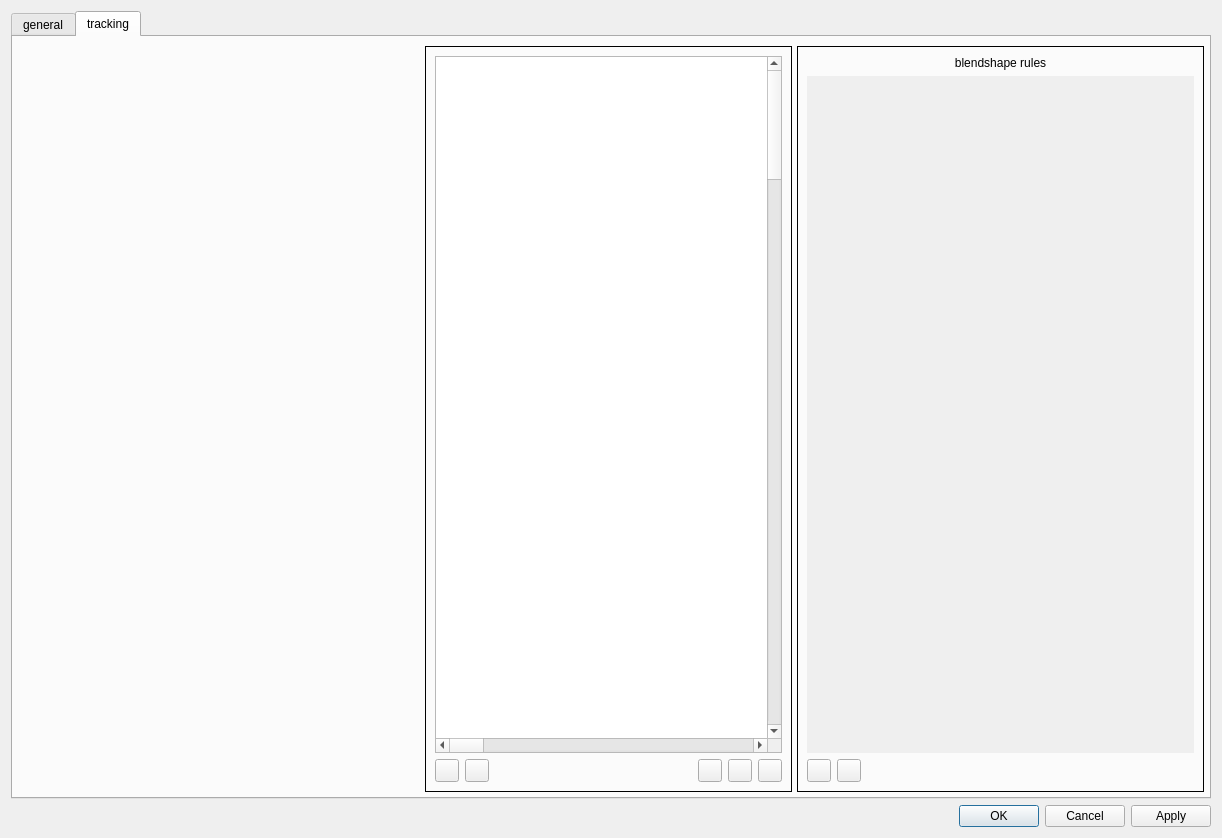
The window that src/ui/settings-dialog/FaceTrackerDialog.ui (ashmanix/ashmanix-moveface-obs-plugin) describes before a commit, drawn with Qt 5.
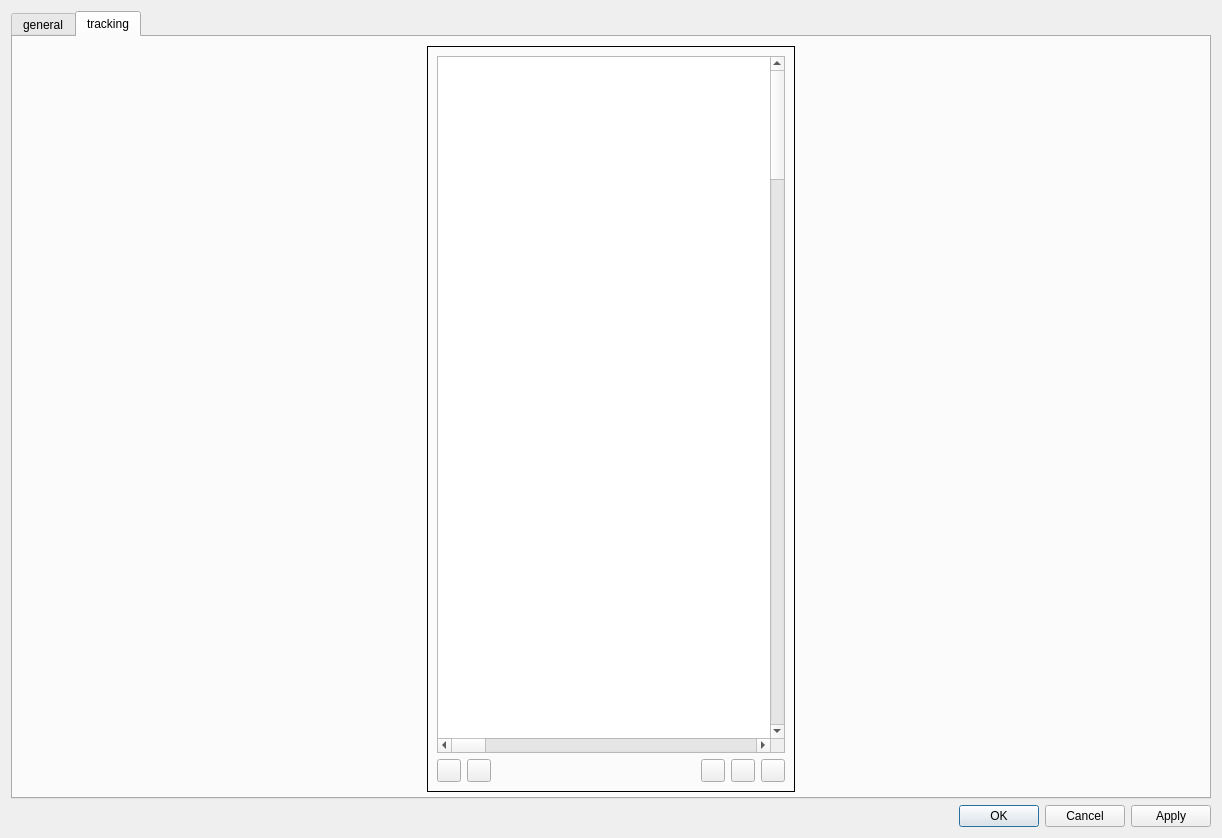
The same window after the commit. Custom widgets are drawn as their Qt base class.

Commit message: Added single blendshape rule ui/logic

Diff of the .ui file:
```diff
--- a/src/ui/settings-dialog/FaceTrackerDialog.ui
+++ b/src/ui/settings-dialog/FaceTrackerDialog.ui
@@ -470,7 +470,7 @@
              </widget>
             </item>
             <item>
-             <layout class="QVBoxLayout" name="settingsVerticalLayout" stretch="1">
+             <layout class="QVBoxLayout" name="settingsVerticalLayout" stretch="">
               <property name="spacing">
                <number>5</number>
               </property>
@@ -483,92 +483,6 @@
               <property name="bottomMargin">
                <number>0</number>
               </property>
-              <item>
-               <widget class="QFrame" name="blenshapeRulesFrame">
-                <property name="minimumSize">
-                 <size>
-                  <width>0</width>
-                  <height>0</height>
-                 </size>
-                </property>
-                <property name="frameShape">
-                 <enum>QFrame::Panel</enum>
-                </property>
-                <property name="frameShadow">
-                 <enum>QFrame::Plain</enum>
-                </property>
-                <layout class="QVBoxLayout" name="verticalLayout_10">
-                 <item>
-                  <widget class="QLabel" name="blendshapeRulesLabel">
-                   <property name="text">
-                    <string>blendshape rules</string>
-                   </property>
-                   <property name="alignment">
-                    <set>Qt::AlignCenter</set>
-                   </property>
-                  </widget>
-                 </item>
-                 <item>
-                  <widget class="QScrollArea" name="blendshapeRulesScrollArea">
-                   <property name="frameShape">
-                    <enum>QFrame::NoFrame</enum>
-                   </property>
-                   <property name="frameShadow">
-                    <enum>QFrame::Plain</enum>
-                   </property>
-                   <property name="widgetResizable">
-                    <bool>true</bool>
-                   </property>
-                   <widget class="QWidget" name="scrollAreaWidgetContents_3">
-                    <property name="geometry">
-                     <rect>
-                      <x>0</x>
-                      <y>0</y>
-                      <width>371</width>
-                      <height>634</height>
-                     </rect>
-                    </property>
-                    <layout class="QVBoxLayout" name="verticalLayout_13"/>
-                   </widget>
-                  </widget>
-                 </item>
-                 <item>
-                  <layout class="QHBoxLayout" name="blendshapeRuleButtonsLayout">
-                   <property name="topMargin">
-                    <number>0</number>
-                   </property>
-                   <item>
-                    <widget class="QToolButton" name="addBlenshapeRuleToolButton">
-                     <property name="text">
-                      <string/>
-                     </property>
-                    </widget>
-                   </item>
-                   <item>
-                    <widget class="QToolButton" name="deleteBlendshapeRuleToolButton">
-                     <property name="text">
-                      <string/>
-                     </property>
-                    </widget>
-                   </item>
-                   <item>
-                    <spacer name="horizontalSpacer_2">
-                     <property name="orientation">
-                      <enum>Qt::Horizontal</enum>
-                     </property>
-                     <property name="sizeHint" stdset="0">
-                      <size>
-                       <width>40</width>
-                       <height>20</height>
-                      </size>
-                     </property>
-                    </spacer>
-                   </item>
-                  </layout>
-                 </item>
-                </layout>
-               </widget>
-              </item>
              </layout>
             </item>
            </layout>
```
The commit also changes 10 other files.
